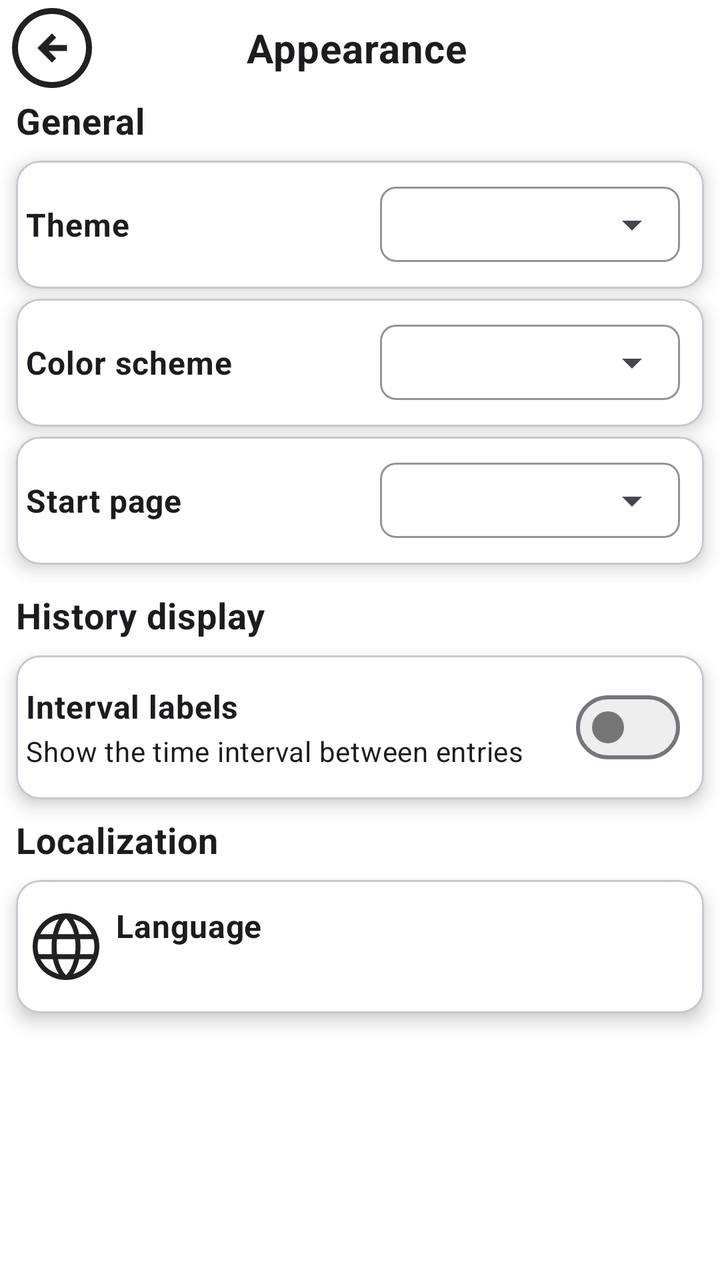
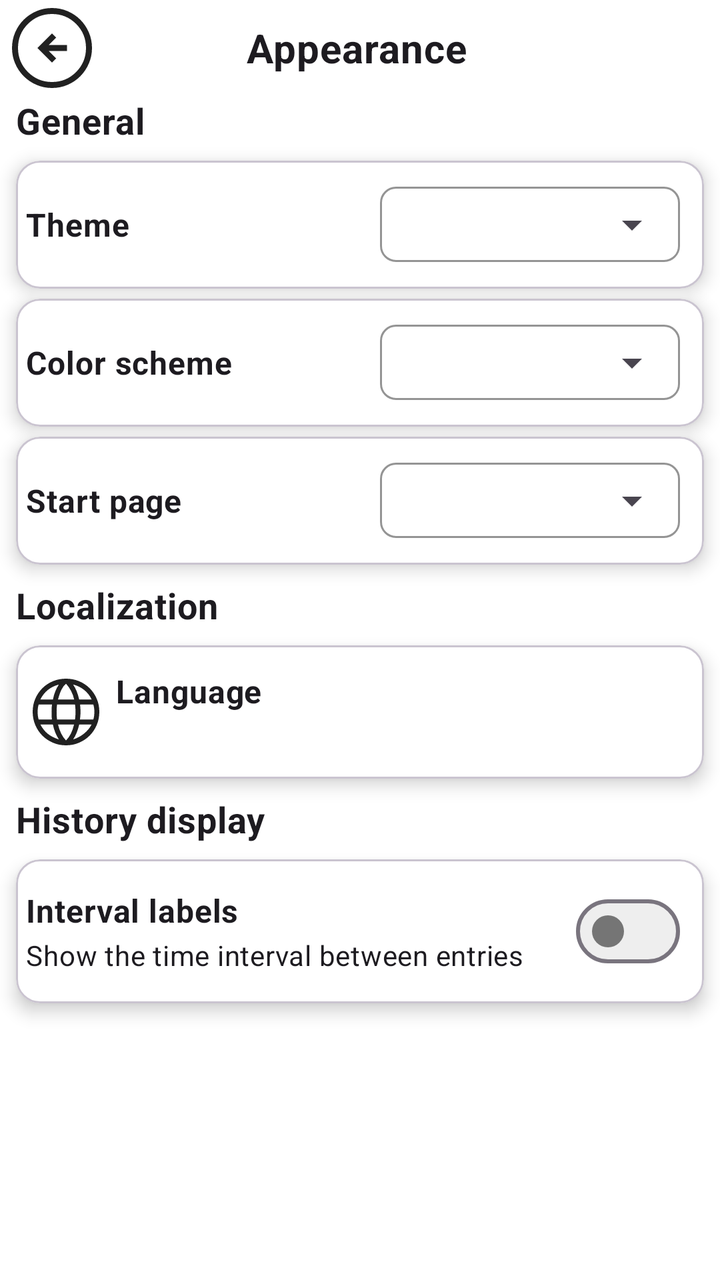

The first picture is an Android layout as it rendered before a commit; the second is the same layout after the commit. The layout source and the unified diff follow.
<!-- AndroidManifest.xml: application theme Theme.SmokingTracker.System -->
<!-- res/layout/fragment_appearance.xml -->
<?xml version="1.0" encoding="utf-8"?>
<LinearLayout xmlns:android="http://schemas.android.com/apk/res/android"
    xmlns:app="http://schemas.android.com/apk/res-auto"
    xmlns:tools="http://schemas.android.com/tools"
    android:layout_width="match_parent"
    android:layout_height="match_parent"
    android:orientation="vertical"
    tools:context=".ui.fragment.AppearanceFragment">

    <LinearLayout
        android:layout_width="match_parent"
        android:layout_height="48dp"
        android:gravity="center_vertical"
        android:orientation="horizontal">

        <com.google.android.material.button.MaterialButton
            android:id="@+id/button_back"
            android:layout_width="48dp"
            android:layout_height="48dp"
            android:layout_marginStart="8dp"
            android:contentDescription="Back to previous screen"
            style="?appImageButtonStyle"
            app:icon="@drawable/arrow_circle_left_48px"
            tools:ignore="HardcodedText,VisualLintSystemUi" />

        <com.google.android.material.textview.MaterialTextView
            android:layout_width="0dp"
            android:layout_height="wrap_content"
            android:layout_weight="1"
            android:text="@string/settings_general_theme"
            style="?appTitleSpecialStyle"
            tools:ignore="VisualLintSystemUi" />

        <Space
            android:layout_width="56dp"
            android:layout_height="1dp" />

    </LinearLayout>

    <androidx.core.widget.NestedScrollView
        android:layout_width="match_parent"
        android:layout_height="0dp"
        android:layout_weight="1"
        android:fillViewport="true"
        android:fitsSystemWindows="true">

        <LinearLayout
            android:layout_width="match_parent"
            android:layout_height="wrap_content"
            android:orientation="vertical">

            <com.google.android.material.textview.MaterialTextView
                android:layout_width="wrap_content"
                android:layout_height="wrap_content"
                android:layout_marginHorizontal="8dp"
                android:layout_marginBottom="3dp"
                android:text="@string/settings_general"
                style="?appTitleStyle"
                tools:ignore="VisualLintSystemUi" />

            <com.google.android.material.card.MaterialCardView
                android:layout_width="match_parent"
                android:layout_height="wrap_content"
                android:layout_marginHorizontal="8dp"
                android:layout_marginTop="5dp"
                style="?appCardStyle">

                <LinearLayout
                    android:layout_width="match_parent"
                    android:layout_height="wrap_content"
                    android:minHeight="55dp"
                    android:gravity="center_vertical"
                    android:orientation="horizontal"
                    android:paddingStart="5dp"
                    android:paddingEnd="12dp"
                    android:paddingVertical="8dp">

                    <com.google.android.material.textview.MaterialTextView
                        android:layout_width="0dp"
                        android:layout_height="wrap_content"
                        android:layout_weight="1"
                        android:text="@string/settings_appearance_theme"
                        android:labelFor="@id/theme_dropdown"
                        style="?appSubtitleStyle" />

                    <com.google.android.material.textfield.TextInputLayout
                        android:id="@+id/theme_dropdown_layout"
                        android:layout_width="150dp"
                        android:layout_height="wrap_content"
                        android:layout_marginStart="8dp"
                        android:saveEnabled="false"
                        app:hintEnabled="false"
                        app:endIconMode="dropdown_menu"
                        style="?appTextInputLayoutStyle">

                        <com.google.android.material.textfield.MaterialAutoCompleteTextView
                            android:id="@+id/theme_dropdown"
                            android:layout_width="match_parent"
                            android:layout_height="wrap_content"
                            android:maxLines="2"
                            android:ellipsize="end"
                            android:focusable="false"
                            android:clickable="true"
                            android:cursorVisible="false"
                            android:inputType="none"
                            android:saveEnabled="false"
                            app:simpleItems="@array/appearance_theme_options"
                            style="?appDropdownStyle" />

                    </com.google.android.material.textfield.TextInputLayout>

                </LinearLayout>

            </com.google.android.material.card.MaterialCardView>

            <com.google.android.material.card.MaterialCardView
                android:layout_width="match_parent"
                android:layout_height="wrap_content"
                android:layout_marginHorizontal="8dp"
                android:layout_marginTop="5dp"
                style="?appCardStyle">

                <LinearLayout
                    android:layout_width="match_parent"
                    android:layout_height="wrap_content"
                    android:minHeight="55dp"
                    android:gravity="center_vertical"
                    android:orientation="horizontal"
                    android:paddingStart="5dp"
                    android:paddingEnd="12dp"
                    android:paddingVertical="8dp">

                    <com.google.android.material.textview.MaterialTextView
                        android:layout_width="0dp"
                        android:layout_height="wrap_content"
                        android:layout_weight="1"
                        android:text="@string/settings_appearance_scheme"
                        android:labelFor="@id/scheme_dropdown"
                        style="?appSubtitleStyle" />

                    <com.google.android.material.textfield.TextInputLayout
                        android:id="@+id/scheme_dropdown_layout"
                        android:layout_width="150dp"
                        android:layout_height="wrap_content"
                        android:layout_marginStart="8dp"
                        android:saveEnabled="false"
                        app:hintEnabled="false"
                        app:endIconMode="dropdown_menu"
                        style="?appTextInputLayoutStyle">

                        <com.google.android.material.textfield.MaterialAutoCompleteTextView
                            android:id="@+id/scheme_dropdown"
                            android:layout_width="match_parent"
                            android:layout_height="wrap_content"
                            android:maxLines="2"
                            android:ellipsize="end"
                            android:focusable="false"
                            android:clickable="true"
                            android:cursorVisible="false"
                            android:inputType="none"
                            android:saveEnabled="false"
                            app:simpleItems="@array/appearance_scheme_options"
                            style="?appDropdownStyle" />

                    </com.google.android.material.textfield.TextInputLayout>

                </LinearLayout>

            </com.google.android.material.card.MaterialCardView>

            <com.google.android.material.card.MaterialCardView
                android:layout_width="match_parent"
                android:layout_height="wrap_content"
                android:layout_marginHorizontal="8dp"
                android:layout_marginTop="5dp"
                android:layout_marginBottom="5dp"
                style="?appCardStyle">

                <LinearLayout
                    android:layout_width="match_parent"
                    android:layout_height="wrap_content"
                    android:minHeight="55dp"
                    android:gravity="center_vertical"
                    android:orientation="horizontal"
                    android:paddingStart="5dp"
                    android:paddingEnd="12dp"
                    android:paddingVertical="8dp">

                    <com.google.android.material.textview.MaterialTextView
                        android:layout_width="0dp"
                        android:layout_height="wrap_content"
                        android:layout_weight="1"
                        android:text="@string/settings_appearance_start_page"
                        android:labelFor="@id/start_page_dropdown"
                        style="?appSubtitleStyle" />

                    <com.google.android.material.textfield.TextInputLayout
                        android:id="@+id/start_page_dropdown_layout"
                        android:layout_width="150dp"
                        android:layout_height="wrap_content"
                        android:layout_marginStart="8dp"
                        android:saveEnabled="false"
                        app:hintEnabled="false"
                        app:endIconMode="dropdown_menu"
                        style="?appTextInputLayoutStyle">

                        <com.google.android.material.textfield.MaterialAutoCompleteTextView
                            android:id="@+id/start_page_dropdown"
                            android:layout_width="match_parent"
                            android:layout_height="wrap_content"
                            android:maxLines="2"
                            android:ellipsize="end"
                            android:focusable="false"
                            android:clickable="true"
                            android:cursorVisible="false"
                            android:inputType="none"
                            android:saveEnabled="false"
                            app:simpleItems="@array/appearance_start_page_options"
                            style="?appDropdownStyle" />

                    </com.google.android.material.textfield.TextInputLayout>

                </LinearLayout>

            </com.google.android.material.card.MaterialCardView>

            <com.google.android.material.textview.MaterialTextView
                android:layout_width="wrap_content"
                android:layout_height="wrap_content"
                android:layout_marginHorizontal="8dp"
                android:layout_marginTop="8dp"
                android:layout_marginBottom="3dp"
                android:text="@string/settings_appearance_history_display"
                style="?appTitleStyle"
                tools:ignore="VisualLintSystemUi" />

            <com.google.android.material.card.MaterialCardView
                android:layout_width="match_parent"
                android:layout_height="wrap_content"
                android:layout_marginHorizontal="8dp"
                android:layout_marginTop="5dp"
                style="?appCardStyle">

                <LinearLayout
                    android:layout_width="match_parent"
                    android:layout_height="wrap_content"
                    android:minHeight="65dp"
                    android:gravity="center_vertical"
                    android:orientation="horizontal"
                    android:paddingStart="5dp"
                    android:paddingEnd="12dp"
                    android:paddingVertical="12dp">

                    <LinearLayout
                        android:layout_width="0dp"
                        android:layout_height="wrap_content"
                        android:layout_weight="1"
                        android:orientation="vertical">

                        <com.google.android.material.textview.MaterialTextView
                            android:layout_width="wrap_content"
                            android:layout_height="wrap_content"
                            android:text="@string/settings_appearance_interval_labels"
                            style="?appSubtitleStyle" />

                        <com.google.android.material.textview.MaterialTextView
                            android:layout_width="wrap_content"
                            android:layout_height="wrap_content"
                            android:layout_marginTop="2dp"
                            android:text="@string/settings_appearance_interval_labels_description"
                            style="?appBodyStyle" />

                    </LinearLayout>

                    <com.google.android.material.materialswitch.MaterialSwitch
                        android:id="@+id/interval_labels_switch"
                        android:layout_width="wrap_content"
                        android:layout_height="wrap_content"
                        android:contentDescription="@string/settings_appearance_interval_labels"
                        style="?appSwitchStyle" />

                </LinearLayout>

            </com.google.android.material.card.MaterialCardView>

            <com.google.android.material.textview.MaterialTextView
                android:layout_width="wrap_content"
                android:layout_height="wrap_content"
                android:layout_marginHorizontal="8dp"
                android:layout_marginTop="8dp"
                android:layout_marginBottom="3dp"
                android:text="@string/settings_general_localization"
                style="?appTitleStyle" />

            <com.google.android.material.card.MaterialCardView
                android:layout_width="match_parent"
                android:layout_height="wrap_content"
                android:layout_marginHorizontal="8dp"
                android:layout_marginTop="5dp"
                style="?appCardStyle">

                <LinearLayout
                    android:id="@+id/language_layout"
                    android:layout_width="match_parent"
                    android:layout_height="wrap_content"
                    android:minHeight="55dp"
                    android:clickable="true"
                    android:focusable="true"
                    android:gravity="center_vertical"
                    android:orientation="horizontal"
                    android:paddingStart="5dp"
                    android:paddingEnd="12dp"
                    android:paddingVertical="12dp">

                    <com.google.android.material.imageview.ShapeableImageView
                        android:layout_width="40dp"
                        android:layout_height="40dp"
                        android:layout_marginEnd="5dp"
                        android:contentDescription="@string/settings_general_language"
                        android:src="@drawable/language_48px"
                        style="?appImageStyle" />

                    <LinearLayout
                        android:layout_width="0dp"
                        android:layout_height="wrap_content"
                        android:layout_weight="1"
                        android:orientation="vertical">

                        <com.google.android.material.textview.MaterialTextView
                            android:layout_width="wrap_content"
                            android:layout_height="wrap_content"
                            android:layout_marginBottom="2dp"
                            android:text="@string/settings_general_language"
                            style="?appSubtitleStyle" />

                        <com.google.android.material.textview.MaterialTextView
                            android:id="@+id/language_service"
                            android:layout_width="wrap_content"
                            android:layout_height="wrap_content"
                            style="?appBodyStyle" />

                    </LinearLayout>

                </LinearLayout>

            </com.google.android.material.card.MaterialCardView>

        </LinearLayout>

    </androidx.core.widget.NestedScrollView>

</LinearLayout>
<!-- resources referenced by this layout -->
<resources>
  <style name="Theme.SmokingTracker.Legacy" parent="Theme.SmokingTracker.Base">
          <item name="android:statusBarColor">@color/legacy_background</item>
          <item name="android:navigationBarColor">@color/legacy_background</item>
          <item name="android:windowLightStatusBar">true</item>
  
          <item name="android:colorBackground">@color/legacy_background</item>
          <item name="colorSurface">@color/legacy_on_background</item>
  
          <item name="colorPrimary">@color/legacy_primary</item>
          <item name="colorOnPrimary">@color/legacy_on_primary</item>
  
          <item name="appMenuBackground">@color/legacy_menu_background</item>
          <item name="appMenuIconTint">@color/legacy_on_background</item>
          <item name="appMenuTextColor">@color/legacy_on_background</item>
          <item name="appMenuActive">@color/legacy_on_background</item>
  
          <item name="appButtonText">@color/legacy_button_text</item>
          <item name="appButtonBackground">@color/legacy_button_background</item>
  
          <item name="appTextButtonText">@color/legacy_button_text_text</item>
          <item name="appTextButtonTextBackground">@color/legacy_button_text_background</item>
  
          <item name="appImageButtonIconTint">@color/legacy_image_button_icon_tint</item>
          <item name="appImageButtonBackground">@color/legacy_image_button_background_tint</item>
  
          <item name="appTextInputLayoutBoxColor">@color/legacy_text_input_layout_box_color</item>
          <item name="appTextInputLayoutBoxBackground">@color/legacy_text_input_layout_box_background</item>
  
          <item name="appEditTextColor">@color/legacy_edit_text_color</item>
  
          <item name="appCheckBoxColor">@color/legacy_checkbox_color</item>
          <item name="appCheckBoxTint">@color/legacy_checkbox_tint</item>
          <item name="appCheckBoxIconTint">@color/legacy_checkbox_icon_tint</item>
  
          <item name="appCardBackground">@color/legacy_card_background</item>
  
          <item name="appTabLayoutColor">@color/legacy_tab_layout_color</item>
          <item name="appTabLayoutBackground">@color/legacy_tab_layout_background</item>
          <item name="appTabLayoutIndicator">@color/legacy_tab_layout_indicator</item>
  
          <item name="appFabTint">@color/legacy_fab_tint</item>
          <item name="appFabBackgroundTint">@color/legacy_fab_background_tint</item>
  
          <item name="appSliderThumbActive">@color/legacy_slider_thumb_active</item>
          <item name="appSliderThumbInactive">@color/legacy_slider_thumb_inactive</item>
          <item name="appSliderTrackActive">@color/legacy_slider_track_active</item>
          <item name="appSliderTrackInactive">@color/legacy_slider_track_inactive</item>
          <item name="appSliderHaloColor">@color/legacy_slider_halo_color</item>
          <item name="appSliderTickActive">@color/legacy_slider_tick_active</item>
          <item name="appSliderTickInactive">@color/legacy_slider_tick_inactive</item>
  
          <item name="appDropdownColor">@color/legacy_dropdown_color</item>
          <item name="appDropdownBackgroundTint">@color/legacy_dropdown_background_tint</item>
          <item name="appDropdownActiveBackground">@color/legacy_dropdown_active_background</item>
          <item name="appDropdownHoverBackground">@color/legacy_dropdown_hover_background</item>
  
          <item name="appProgressBarIndicator">@color/legacy_progress_indicator</item>
          <item name="appProgressBarTrack">@color/legacy_progress_track</item>
  
          <item name="appDatePickerBackground">@color/legacy_date_picker_background</item>
          <item name="appDatePickerActivatedColor">@color/legacy_date_picker_activated</item>
          <item name="appDatePickerInverseColor">@color/legacy_date_picker_inverse</item>
  
          <item name="appTimePickerHeaderBackground">@color/legacy_time_picker_header_background</item>
          <item name="appTimePickerNumbersBackground">@color/legacy_time_picker_numbers_background</item>
          <item name="appTimePickerNumbersTextColor">@color/legacy_time_picker_numbers_text</item>
          <item name="appTimePickerNumbersInnerTextColor">@color/legacy_time_picker_numbers_inner_text</item>
          <item name="appTimePickerNumbersSelector">@color/legacy_time_picker_numbers_selector</item>
  
          <item name="appSwitchThumbTint">@color/legacy_switch_thumb_tint</item>
          <item name="appSwitchTrackTint">@color/legacy_switch_track_tint</item>
      </style>
  <style name="Theme.SmokingTracker.Base" parent="Theme.Material3.DayNight.NoActionBar">
          <item name="appError">@color/legacy_error</item>
          <item name="appSuccess">@color/legacy_success</item>
          <item name="appLinks">@color/legacy_links</item>
  
          <item name="appTextAppearanceStyle">@style/Legacy.TextAppearance</item>
          <item name="appTitleStyle">@style/Legacy.TextAppearance.Title</item>
          <item name="appTitleCenterStyle">@style/Legacy.TextAppearance.Title.Center</item>
          <item name="appTitleStartStyle">@style/Legacy.TextAppearance.Title.Start</item>
          <item name="appTitleSpecialStyle">@style/Legacy.TextAppearance.Title.Special</item>
          <item name="appSubtitleStyle">@style/Legacy.TextAppearance.Subtitle</item>
          <item name="appBigBodyStyle">@style/Legacy.TextAppearance.BigBody</item>
          <item name="appBodyStyle">@style/Legacy.TextAppearance.Body</item>
          <item name="appCaptionStyle">@style/Legacy.TextAppearance.Caption</item>
          <item name="appButtonStyle">@style/Legacy.Component.Button</item>
          <item name="appButtonTextStyle">@style/Legacy.Component.Button.TextButton</item>
          <item name="appButtonTextFilledStyle">@style/Legacy.Component.Button.TextButton.Filled</item>
          <item name="appImageButtonStyle">@style/Legacy.Component.ImageButton</item>
          <item name="appImageStyle">@style/Legacy.Component.Image</item>
          <item name="appTextInputLayoutStyle">@style/Legacy.Component.TextInputLayout</item>
          <item name="appEditTextStyle">@style/Legacy.Component.EditText</item>
          <item name="appCheckBoxStyle">@style/Legacy.Component.CheckBox</item>
          <item name="appCardStyle">@style/Legacy.Component.Card</item>
          <item name="appTabStyle">@style/Legacy.Component.TabLayout</item>
          <item name="appFabStyle">@style/Legacy.Component.Fab</item>
          <item name="appSliderStyle">@style/Legacy.Component.Slider</item>
          <item name="appDropdownStyle">@style/Legacy.Component.Dropdown</item>
          <item name="appProgressBarStyle">@style/Legacy.Component.ProgressBar</item>
          <item name="appTimePickerStyle">@style/Legacy.Component.TimePicker</item>
          <item name="appDatePickerStyle">@style/Legacy.Component.DatePicker</item>
          <item name="appSwitchStyle">@style/Legacy.Component.Switch</item>
          <item name="appDatePickerOverlay">@style/Legacy.ThemeOverlay.DatePicker</item>
      </style>
  <!-- unchanged entries left out for length: 117 -->
</resources>

<!-- the commit's change to res/layout/fragment_appearance.xml (unified diff, before → after) -->
@@ -52,8 +52,8 @@
             <com.google.android.material.textview.MaterialTextView
                 android:layout_width="wrap_content"
                 android:layout_height="wrap_content"
-                android:layout_marginHorizontal="8dp"
                 android:layout_marginBottom="3dp"
+                android:layout_marginHorizontal="8dp"
                 android:text="@string/settings_general"
                 style="?appTitleStyle"
                 tools:ignore="VisualLintSystemUi" />
@@ -173,7 +173,6 @@
                 android:layout_height="wrap_content"
                 android:layout_marginHorizontal="8dp"
                 android:layout_marginTop="5dp"
-                android:layout_marginBottom="5dp"
                 style="?appCardStyle">
 
                 <LinearLayout
@@ -230,65 +229,6 @@
                 android:layout_marginHorizontal="8dp"
                 android:layout_marginTop="8dp"
                 android:layout_marginBottom="3dp"
-                android:text="@string/settings_appearance_history_display"
-                style="?appTitleStyle"
-                tools:ignore="VisualLintSystemUi" />
-
-            <com.google.android.material.card.MaterialCardView
-                android:layout_width="match_parent"
-                android:layout_height="wrap_content"
-                android:layout_marginHorizontal="8dp"
-                android:layout_marginTop="5dp"
-                style="?appCardStyle">
-
-                <LinearLayout
-                    android:layout_width="match_parent"
-                    android:layout_height="wrap_content"
-                    android:minHeight="65dp"
-                    android:gravity="center_vertical"
-                    android:orientation="horizontal"
-                    android:paddingStart="5dp"
-                    android:paddingEnd="12dp"
-                    android:paddingVertical="12dp">
-
-                    <LinearLayout
-                        android:layout_width="0dp"
-                        android:layout_height="wrap_content"
-                        android:layout_weight="1"
-                        android:orientation="vertical">
-
-                        <com.google.android.material.textview.MaterialTextView
-                            android:layout_width="wrap_content"
-                            android:layout_height="wrap_content"
-                            android:text="@string/settings_appearance_interval_labels"
-                            style="?appSubtitleStyle" />
-
-                        <com.google.android.material.textview.MaterialTextView
-                            android:layout_width="wrap_content"
-                            android:layout_height="wrap_content"
-                            android:layout_marginTop="2dp"
-                            android:text="@string/settings_appearance_interval_labels_description"
-                            style="?appBodyStyle" />
-
-                    </LinearLayout>
-
-                    <com.google.android.material.materialswitch.MaterialSwitch
-                        android:id="@+id/interval_labels_switch"
-                        android:layout_width="wrap_content"
-                        android:layout_height="wrap_content"
-                        android:contentDescription="@string/settings_appearance_interval_labels"
-                        style="?appSwitchStyle" />
-
-                </LinearLayout>
-
-            </com.google.android.material.card.MaterialCardView>
-
-            <com.google.android.material.textview.MaterialTextView
-                android:layout_width="wrap_content"
-                android:layout_height="wrap_content"
-                android:layout_marginHorizontal="8dp"
-                android:layout_marginTop="8dp"
-                android:layout_marginBottom="3dp"
                 android:text="@string/settings_general_localization"
                 style="?appTitleStyle" />
 
@@ -345,6 +285,65 @@
 
             </com.google.android.material.card.MaterialCardView>
 
+            <com.google.android.material.textview.MaterialTextView
+                android:layout_width="wrap_content"
+                android:layout_height="wrap_content"
+                android:layout_marginHorizontal="8dp"
+                android:layout_marginTop="8dp"
+                android:layout_marginBottom="3dp"
+                android:text="@string/settings_appearance_history_display"
+                style="?appTitleStyle"
+                tools:ignore="VisualLintSystemUi" />
+
+            <com.google.android.material.card.MaterialCardView
+                android:layout_width="match_parent"
+                android:layout_height="wrap_content"
+                android:layout_marginHorizontal="8dp"
+                android:layout_marginTop="5dp"
+                style="?appCardStyle">
+
+                <LinearLayout
+                    android:layout_width="match_parent"
+                    android:layout_height="wrap_content"
+                    android:minHeight="65dp"
+                    android:gravity="center_vertical"
+                    android:orientation="horizontal"
+                    android:paddingStart="5dp"
+                    android:paddingEnd="12dp"
+                    android:paddingVertical="12dp">
+
+                    <LinearLayout
+                        android:layout_width="0dp"
+                        android:layout_height="wrap_content"
+                        android:layout_weight="1"
+                        android:orientation="vertical">
+
+                        <com.google.android.material.textview.MaterialTextView
+                            android:layout_width="wrap_content"
+                            android:layout_height="wrap_content"
+                            android:text="@string/settings_appearance_interval_labels"
+                            style="?appSubtitleStyle" />
+
+                        <com.google.android.material.textview.MaterialTextView
+                            android:layout_width="wrap_content"
+                            android:layout_height="wrap_content"
+                            android:layout_marginTop="2dp"
+                            android:text="@string/settings_appearance_interval_labels_description"
+                            style="?appBodyStyle" />
+
+                    </LinearLayout>
+
+                    <com.google.android.material.materialswitch.MaterialSwitch
+                        android:id="@+id/interval_labels_switch"
+                        android:layout_width="wrap_content"
+                        android:layout_height="wrap_content"
+                        android:contentDescription="@string/settings_appearance_interval_labels"
+                        style="?appSwitchStyle" />
+
+                </LinearLayout>
+
+            </com.google.android.material.card.MaterialCardView>
+
         </LinearLayout>
 
     </androidx.core.widget.NestedScrollView>
<!-- resource entries referenced after the edit -->
@@ -71,6 +71,15 @@
   
           <item name="appSwitchThumbTint">@color/legacy_switch_thumb_tint</item>
           <item name="appSwitchTrackTint">@color/legacy_switch_track_tint</item>
+  
+          <item name="appChartColor">@color/legacy_chart_color</item>
+          <item name="appChartGridColor">@color/legacy_chart_grid_color</item>
+          <item name="appChartTextColor">@color/legacy_chart_text_color</item>
+  
+          <item name="appToggleBackground">@color/legacy_toggle_background</item>
+          <item name="appToggleBackgroundActive">@color/legacy_toggle_background_active</item>
+          <item name="appToggleColor">@color/legacy_toggle_color</item>
+          <item name="appToggleTint">@color/legacy_toggle_tint</item>
       </style>
   <style name="Theme.SmokingTracker.Base" parent="Theme.Material3.DayNight.NoActionBar">
           <item name="appError">@color/legacy_error</item>
@@ -89,6 +98,7 @@
           <item name="appButtonStyle">@style/Legacy.Component.Button</item>
           <item name="appButtonTextStyle">@style/Legacy.Component.Button.TextButton</item>
           <item name="appButtonTextFilledStyle">@style/Legacy.Component.Button.TextButton.Filled</item>
+          <item name="appButtonToggleStyle">@style/Legacy.Component.Button.Toggle</item>
           <item name="appImageButtonStyle">@style/Legacy.Component.ImageButton</item>
           <item name="appImageStyle">@style/Legacy.Component.Image</item>
           <item name="appTextInputLayoutStyle">@style/Legacy.Component.TextInputLayout</item>
@@ -105,6 +115,19 @@
           <item name="appSwitchStyle">@style/Legacy.Component.Switch</item>
           <item name="appDatePickerOverlay">@style/Legacy.ThemeOverlay.DatePicker</item>
       </style>
+  <color name="legacy_chart_color">@color/legacy_gray</color>
+  <color name="legacy_chart_grid_color">@color/legacy_light_gray</color>
+  <color name="legacy_chart_text_color">@color/legacy_dark</color>
+  <color name="legacy_toggle_background">@color/legacy_white</color>
+  <color name="legacy_toggle_background_active">@color/legacy_gray</color>
+  <color name="legacy_toggle_color">@color/legacy_dark</color>
+  <color name="legacy_toggle_tint">@color/legacy_dark</color>
+  <style name="Legacy.Component.Button.Toggle" parent="Legacy.Component.Button.TextButton">
+          <item name="backgroundTint">@color/toggle_background</item>
+          <item name="strokeWidth">1dp</item>
+          <item name="android:textColor">?appToggleColor</item>
+          <item name="iconTint">?appToggleTint</item>
+      </style>
   <!-- unchanged entries left out for length: 117 -->
 </resources>
 
